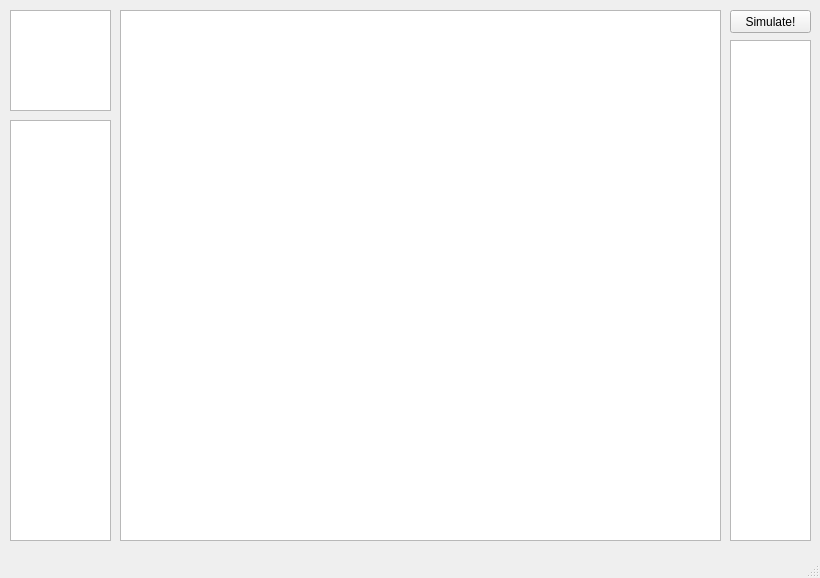
Above: UI/MainWindow/mainwindow.ui from alexjwong/logic-simulator before the change. Below: the same form after it.
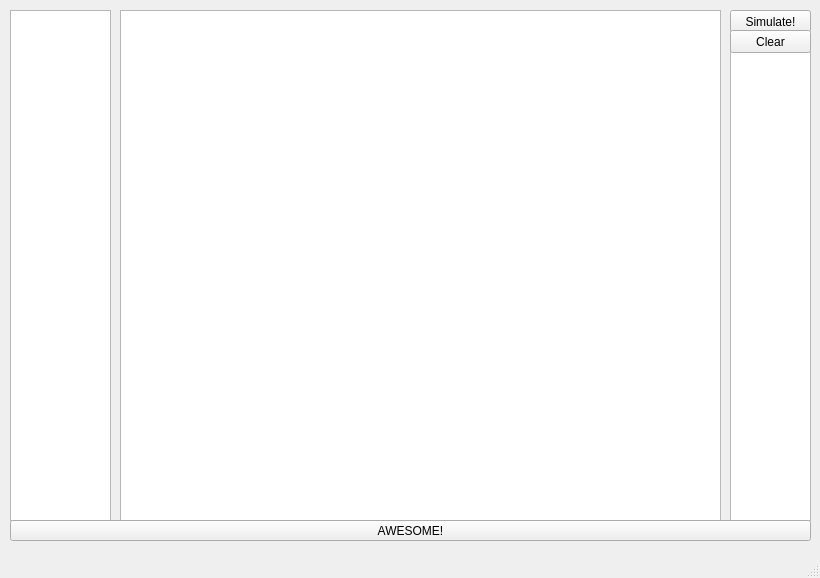
That is the form after the change.

```diff
--- a/UI/MainWindow/mainwindow.ui
+++ b/UI/MainWindow/mainwindow.ui
@@ -20,20 +20,7 @@
       <x>10</x>
       <y>10</y>
       <width>101</width>
-      <height>101</height>
-     </rect>
-    </property>
-    <property name="toolTip">
-     <string>&lt;html&gt;&lt;head/&gt;&lt;body&gt;&lt;p&gt;I/O&lt;/p&gt;&lt;/body&gt;&lt;/html&gt;</string>
-    </property>
-   </widget>
-   <widget class="QGraphicsView" name="graphicsView_2">
-    <property name="geometry">
-     <rect>
-      <x>10</x>
-      <y>120</y>
-      <width>101</width>
-      <height>421</height>
+      <height>511</height>
      </rect>
     </property>
     <property name="toolTip">
@@ -46,7 +33,7 @@
       <x>120</x>
       <y>10</y>
       <width>601</width>
-      <height>531</height>
+      <height>511</height>
      </rect>
     </property>
     <property name="toolTip">
@@ -57,9 +44,9 @@
     <property name="geometry">
      <rect>
       <x>730</x>
-      <y>40</y>
+      <y>50</y>
       <width>81</width>
-      <height>501</height>
+      <height>471</height>
      </rect>
     </property>
     <property name="toolTip">
@@ -89,6 +76,32 @@
      <string>Simulate!</string>
     </property>
    </widget>
+   <widget class="QPushButton" name="pushButton_2">
+    <property name="geometry">
+     <rect>
+      <x>10</x>
+      <y>520</y>
+      <width>801</width>
+      <height>21</height>
+     </rect>
+    </property>
+    <property name="text">
+     <string>AWESOME!</string>
+    </property>
+   </widget>
+   <widget class="QPushButton" name="clearButton">
+    <property name="geometry">
+     <rect>
+      <x>730</x>
+      <y>30</y>
+      <width>81</width>
+      <height>23</height>
+     </rect>
+    </property>
+    <property name="text">
+     <string>Clear</string>
+    </property>
+   </widget>
   </widget>
   <widget class="QMenuBar" name="menuBar">
    <property name="geometry">
```
Left out of the diff: 2 changed lines with no effect on the pictures.
